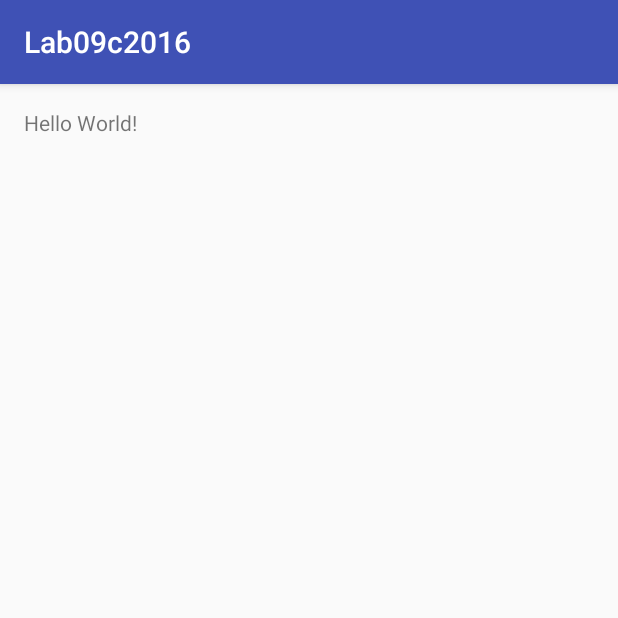
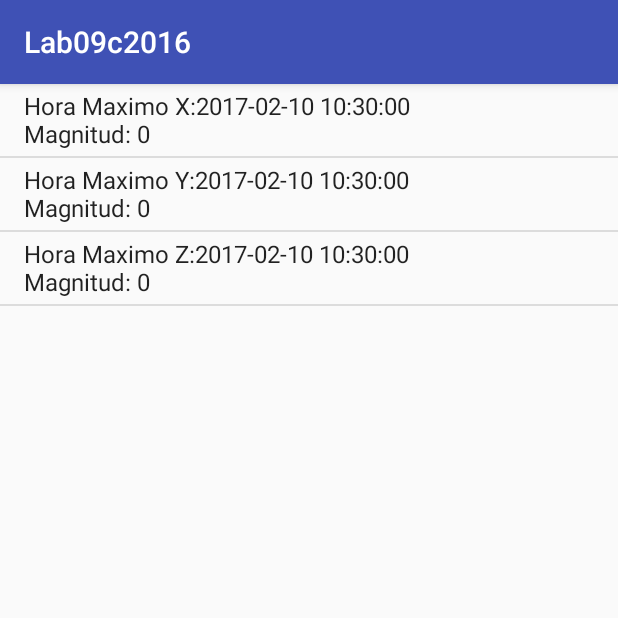
Before and after one commit to luciagdettler/Lab09c2016, an Android app: the screen it shows after launch (MainActivity), on a phone screen of 412 x 824 dp, the top half of it. Run offline under Robolectric (Android 15) with nearby library versions, the phone set to English and light mode, and no system bars.

Commit message:
Finalizado

```diff
--- a/app/src/main/java/dam/isi/frsf/utn/edu/ar/lab09c2016/MainActivity.java
+++ b/app/src/main/java/dam/isi/frsf/utn/edu/ar/lab09c2016/MainActivity.java
@@ -1,13 +1,96 @@
 package dam.isi.frsf.utn.edu.ar.lab09c2016;
 
+import android.annotation.TargetApi;
+import android.content.Context;
+import android.hardware.Sensor;
+import android.hardware.SensorEvent;
+import android.hardware.SensorEventListener;
+import android.hardware.SensorManager;
+import android.icu.text.SimpleDateFormat;
+import android.os.Build;
+import android.os.Bundle;
 import android.support.v7.app.AppCompatActivity;
-import android.os.Bundle;
+import android.widget.ArrayAdapter;
+import android.widget.ListView;
 
-public class MainActivity extends AppCompatActivity {
+import java.util.Date;
 
+public class MainActivity extends AppCompatActivity implements SensorEventListener {
+
+    private SensorManager mSensorManager;
+    private Sensor mSensor;
+    private ListView listView_Acelerómetro;
+    private float[] gravity;
+    private float[] linear_aceleration;
+    ArrayAdapter<String> adaptador;
+    String[] sistemas;
+    @TargetApi(Build.VERSION_CODES.N)
     @Override
     protected void onCreate(Bundle savedInstanceState) {
         super.onCreate(savedInstanceState);
         setContentView(R.layout.activity_main);
+
+        mSensorManager = (SensorManager) getSystemService(Context.SENSOR_SERVICE);
+        mSensorManager.registerListener(this,mSensorManager.getDefaultSensor(Sensor.TYPE_ACCELEROMETER),SensorManager.SENSOR_DELAY_NORMAL);
+        listView_Acelerómetro = (ListView) findViewById(R.id.listView_Acelerómetro);
+        sistemas = new String[]{"Hora Maximo X:"+new SimpleDateFormat("yyyy-MM-dd HH:mm:ss").format(new Date(System.currentTimeMillis()))+"\nMagnitud: 0",
+                "Hora Maximo Y:"+new SimpleDateFormat("yyyy-MM-dd HH:mm:ss").format(new Date(System.currentTimeMillis()))+"\nMagnitud: 0",
+                "Hora Maximo Z:"+new SimpleDateFormat("yyyy-MM-dd HH:mm:ss").format(new Date(System.currentTimeMillis()))+"\nMagnitud: 0"};
+        //sistemas[0]="Hora Maximo X:"+new SimpleDateFormat("yyyy-MM-dd HH:mm:ss").format(new Date(System.currentTimeMillis()))+"\nMagnitud: 0";
+        //sistemas[1]="Hora Maximo Y:"+new SimpleDateFormat("yyyy-MM-dd HH:mm:ss").format(new Date(System.currentTimeMillis()))+"\nMagnitud: 0";
+        //sistemas[2]="Hora Maximo Z:"+new SimpleDateFormat("yyyy-MM-dd HH:mm:ss").format(new Date(System.currentTimeMillis()))+"\nMagnitud: 0";
+        adaptador = new ArrayAdapter<String>(this, android.R.layout.simple_list_item_1, sistemas);
+        listView_Acelerómetro.setAdapter(adaptador);
+
+        gravity = new float[3];
+        linear_aceleration = new float[3];
+        for (int i = 0; i < 3; i++) {
+            gravity[i]=(float)9.8;
+            linear_aceleration[i]=0;
+        }
     }
+
+    @Override
+    public void onSensorChanged(SensorEvent event) {
+        synchronized (this) {
+            switch (event.sensor.getType()) {
+                case Sensor.TYPE_ACCELEROMETER:
+                    final float alpha = (float) 0.8;
+                    for (int i = 0; i < 3; i++) {
+                        gravity[i] = alpha * gravity[i] + (1 - alpha) * event.values[i];
+                        if((event.values[i] - gravity[i])-linear_aceleration[i]>0) {
+                            linear_aceleration[i] = event.values[i] - gravity[i];
+                            modificarTexto(i,linear_aceleration[i]);
+                        }
+                    }
+                    break;
+                default:
+                    break;
+            }
+        }
+    }
+
+    @Override
+    public void onAccuracyChanged(Sensor sensor, int accuracy) {
+
+    }
+
+    @TargetApi(Build.VERSION_CODES.N)
+    private void modificarTexto(int pos, float Magnitud){
+        switch (pos){
+            case 0:
+                sistemas[0] = "Hora Maximo X:"+new SimpleDateFormat("yyyy-MM-dd HH:mm:ss").format(new Date(System.currentTimeMillis()))+"\nMagnitud: "+Magnitud;
+                break;
+            case 1:
+                sistemas[1]="Hora Maximo Y:"+new SimpleDateFormat("yyyy-MM-dd HH:mm:ss").format(new Date(System.currentTimeMillis()))+"\nMagnitud: "+Magnitud;
+                break;
+            case 2:
+                sistemas[2]="Hora Maximo Z:"+new SimpleDateFormat("yyyy-MM-dd HH:mm:ss").format(new Date(System.currentTimeMillis()))+"\nMagnitud: "+Magnitud;
+            default:
+                break;
+        }
+        adaptador.notifyDataSetChanged();
+    }
+
+
 }
--- a/app/src/main/java/dam/isi/frsf/utn/edu/ar/lab09c2016/MyFirebaseInstanceIdService.java
+++ b/app/src/main/java/dam/isi/frsf/utn/edu/ar/lab09c2016/MyFirebaseInstanceIdService.java
@@ -18,9 +18,9 @@ public class MyFirebaseInstanceIdService extends FirebaseInstanceIdService {
     public static final String TAG="NOTICIAS";
     @Override
     public void onTokenRefresh() {
-// obtener token InstanceID token.
+        // obtener token InstanceID token.
         String refreshedToken = FirebaseInstanceId.getInstance().getToken();
-        saveTokenToPrefs(refreshedToken);
+        //saveTokenToPrefs(refreshedToken);
         Log.d(TAG,"Token:"+refreshedToken);
     }
     private void saveTokenToPrefs(String _token) {
--- a/app/src/main/res/layout/activity_main.xml
+++ b/app/src/main/res/layout/activity_main.xml
@@ -1,16 +1,14 @@
 <?xml version="1.0" encoding="utf-8"?>
-<RelativeLayout xmlns:android="http://schemas.android.com/apk/res/android"
+<android.support.design.widget.CoordinatorLayout xmlns:android="http://schemas.android.com/apk/res/android"
+    xmlns:app="http://schemas.android.com/apk/res-auto"
     xmlns:tools="http://schemas.android.com/tools"
     android:layout_width="match_parent"
     android:layout_height="match_parent"
-    android:paddingBottom="@dimen/activity_vertical_margin"
-    android:paddingLeft="@dimen/activity_horizontal_margin"
-    android:paddingRight="@dimen/activity_horizontal_margin"
-    android:paddingTop="@dimen/activity_vertical_margin"
+    android:fitsSystemWindows="true"
     tools:context="dam.isi.frsf.utn.edu.ar.lab09c2016.MainActivity">
 
-    <TextView
-        android:layout_width="wrap_content"
-        android:layout_height="wrap_content"
-        android:text="Hello World!" />
-</RelativeLayout>
+    <ListView
+        android:layout_width="match_parent"
+        android:layout_height="match_parent"
+        android:id="@+id/listView_Acelerómetro" />
+</android.support.design.widget.CoordinatorLayout>
```
Also changed, not shown: app/build.gradle (+9 -6 lines), app/src/main/AndroidManifest.xml (+16 -15 lines), app/src/main/java/dam/isi/frsf/utn/edu/ar/lab09c2016/MyFirebaseMessagingService.java (+23 -1 lines).
